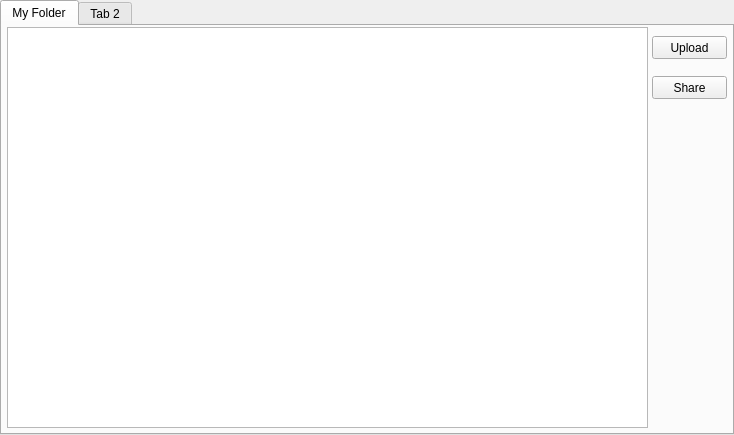
This is main.ui in Orico83/FileSpace as Qt 5 draws it before an edit. The edited form follows.
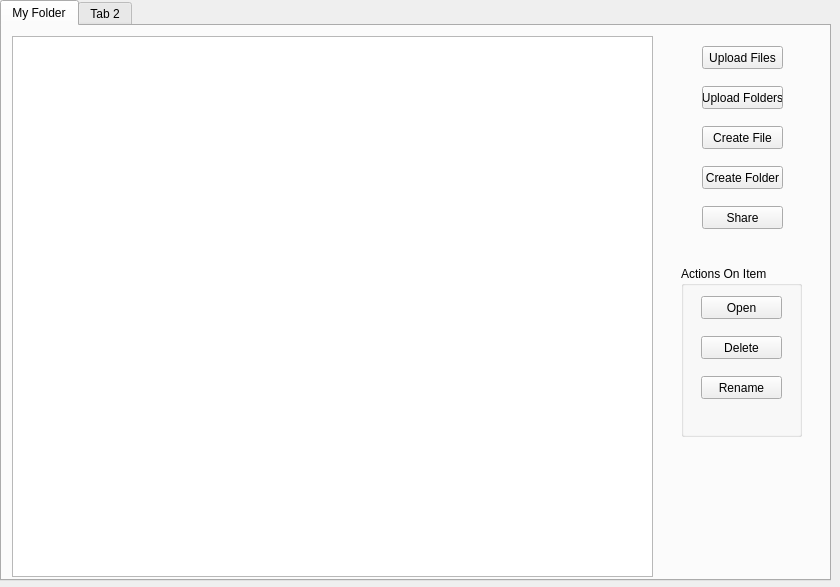
This is the edited form.

Commit message: Added delete item from server

The edit to the form file:
```diff
--- a/main.ui
+++ b/main.ui
@@ -6,8 +6,8 @@
    <rect>
     <x>0</x>
     <y>0</y>
-    <width>734</width>
-    <height>435</height>
+    <width>840</width>
+    <height>587</height>
    </rect>
   </property>
   <property name="windowTitle">
@@ -18,8 +18,8 @@
     <rect>
      <x>0</x>
      <y>0</y>
-     <width>734</width>
-     <height>435</height>
+     <width>831</width>
+     <height>581</height>
     </rect>
    </property>
    <property name="currentIndex">
@@ -29,13 +29,114 @@
     <attribute name="title">
      <string>My Folder</string>
     </attribute>
-    <widget class="QTreeView" name="treeView">
+    <widget class="QPushButton" name="upload_files_button">
      <property name="geometry">
       <rect>
-       <x>5</x>
-       <y>1</y>
+       <x>700</x>
+       <y>20</y>
+       <width>81</width>
+       <height>23</height>
+      </rect>
+     </property>
+     <property name="text">
+      <string>Upload Files</string>
+     </property>
+    </widget>
+    <widget class="QPushButton" name="share_button">
+     <property name="geometry">
+      <rect>
+       <x>700</x>
+       <y>180</y>
+       <width>81</width>
+       <height>23</height>
+      </rect>
+     </property>
+     <property name="text">
+      <string>Share</string>
+     </property>
+    </widget>
+    <widget class="QPushButton" name="upload_folders_button">
+     <property name="geometry">
+      <rect>
+       <x>700</x>
+       <y>60</y>
+       <width>81</width>
+       <height>23</height>
+      </rect>
+     </property>
+     <property name="text">
+      <string>Upload Folders</string>
+     </property>
+    </widget>
+    <widget class="QGroupBox" name="actions_on_item">
+     <property name="geometry">
+      <rect>
+       <x>679</x>
+       <y>240</y>
+       <width>121</width>
+       <height>171</height>
+      </rect>
+     </property>
+     <property name="font">
+      <font>
+       <weight>50</weight>
+       <bold>false</bold>
+       <underline>false</underline>
+      </font>
+     </property>
+     <property name="title">
+      <string>Actions On Item</string>
+     </property>
+     <property name="flat">
+      <bool>false</bool>
+     </property>
+     <widget class="QPushButton" name="open_button">
+      <property name="geometry">
+       <rect>
+        <x>20</x>
+        <y>30</y>
+        <width>81</width>
+        <height>23</height>
+       </rect>
+      </property>
+      <property name="text">
+       <string>Open</string>
+      </property>
+     </widget>
+     <widget class="QPushButton" name="delete_button">
+      <property name="geometry">
+       <rect>
+        <x>20</x>
+        <y>70</y>
+        <width>81</width>
+        <height>23</height>
+       </rect>
+      </property>
+      <property name="text">
+       <string>Delete</string>
+      </property>
+     </widget>
+     <widget class="QPushButton" name="rename_button">
+      <property name="geometry">
+       <rect>
+        <x>20</x>
+        <y>110</y>
+        <width>81</width>
+        <height>23</height>
+       </rect>
+      </property>
+      <property name="text">
+       <string>Rename</string>
+      </property>
+     </widget>
+    </widget>
+    <widget class="QTreeView" name="tree_view">
+     <property name="geometry">
+      <rect>
+       <x>10</x>
+       <y>10</y>
        <width>641</width>
-       <height>401</height>
+       <height>541</height>
       </rect>
      </property>
      <property name="animated">
@@ -45,27 +146,27 @@
     <widget class="QPushButton" name="pushButton">
      <property name="geometry">
       <rect>
-       <x>650</x>
-       <y>10</y>
-       <width>75</width>
+       <x>700</x>
+       <y>140</y>
+       <width>81</width>
        <height>23</height>
       </rect>
      </property>
      <property name="text">
-      <string>Upload</string>
+      <string>Create Folder</string>
      </property>
     </widget>
     <widget class="QPushButton" name="pushButton_2">
      <property name="geometry">
       <rect>
-       <x>650</x>
-       <y>50</y>
-       <width>75</width>
+       <x>700</x>
+       <y>100</y>
+       <width>81</width>
        <height>23</height>
       </rect>
      </property>
      <property name="text">
-      <string>Share</string>
+      <string>Create File</string>
      </property>
     </widget>
    </widget>
```
Left out of the diff: 12 changed lines with no effect on the pictures.
